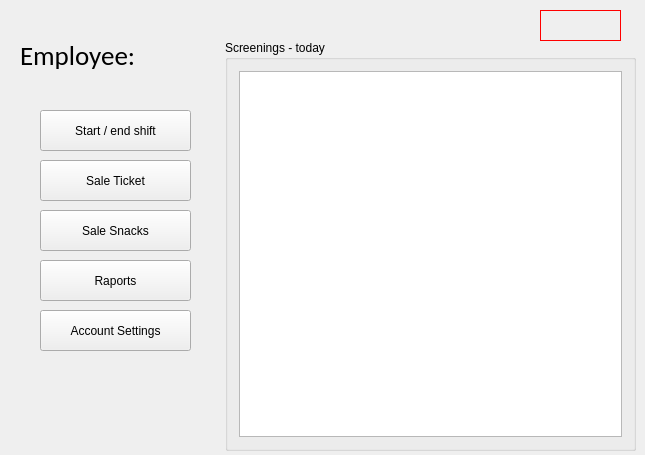
This is EmployeePage.ui in JustKoshi/QTCinemaProject as Qt 5 draws it before an edit. The edited form follows.
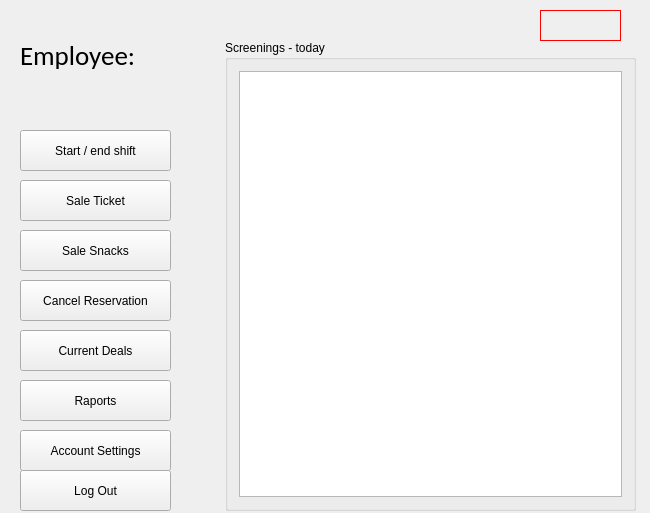
This is the edited form.

Commit message: Cancel Reservation functionality completed

Diff of the .ui file:
```diff
--- a/EmployeePage.ui
+++ b/EmployeePage.ui
@@ -6,8 +6,8 @@
    <rect>
     <x>0</x>
     <y>0</y>
-    <width>645</width>
-    <height>455</height>
+    <width>650</width>
+    <height>513</height>
    </rect>
   </property>
   <property name="windowTitle">
@@ -20,8 +20,8 @@
    <widget class="QPushButton" name="pushButton_checkOut">
     <property name="geometry">
      <rect>
-      <x>40</x>
-      <y>110</y>
+      <x>20</x>
+      <y>130</y>
       <width>151</width>
       <height>41</height>
      </rect>
@@ -75,8 +75,8 @@
    <widget class="QPushButton" name="pushButton_ticket_sale">
     <property name="geometry">
      <rect>
-      <x>40</x>
-      <y>160</y>
+      <x>20</x>
+      <y>180</y>
       <width>151</width>
       <height>41</height>
      </rect>
@@ -96,7 +96,7 @@
       <x>225</x>
       <y>40</y>
       <width>411</width>
-      <height>411</height>
+      <height>471</height>
      </rect>
     </property>
     <property name="title">
@@ -111,8 +111,8 @@
    <widget class="QPushButton" name="pushButton_snack_sale">
     <property name="geometry">
      <rect>
-      <x>40</x>
-      <y>210</y>
+      <x>20</x>
+      <y>230</y>
       <width>151</width>
       <height>41</height>
      </rect>
@@ -129,8 +129,8 @@
    <widget class="QPushButton" name="pushButton_account_settings">
     <property name="geometry">
      <rect>
-      <x>40</x>
-      <y>310</y>
+      <x>20</x>
+      <y>430</y>
       <width>151</width>
       <height>41</height>
      </rect>
@@ -147,8 +147,8 @@
    <widget class="QPushButton" name="pushButton_raports">
     <property name="geometry">
      <rect>
-      <x>40</x>
-      <y>260</y>
+      <x>20</x>
+      <y>380</y>
       <width>151</width>
       <height>41</height>
      </rect>
@@ -162,6 +162,60 @@
      <string>Raports</string>
     </property>
    </widget>
+   <widget class="QPushButton" name="pushButton_raports_2">
+    <property name="geometry">
+     <rect>
+      <x>20</x>
+      <y>330</y>
+      <width>151</width>
+      <height>41</height>
+     </rect>
+    </property>
+    <property name="font">
+     <font>
+      <pointsize>9</pointsize>
+     </font>
+    </property>
+    <property name="text">
+     <string>Current Deals</string>
+    </property>
+   </widget>
+   <widget class="QPushButton" name="pushButton_cancel_reservation">
+    <property name="geometry">
+     <rect>
+      <x>20</x>
+      <y>280</y>
+      <width>151</width>
+      <height>41</height>
+     </rect>
+    </property>
+    <property name="font">
+     <font>
+      <pointsize>9</pointsize>
+     </font>
+    </property>
+    <property name="text">
+     <string>Cancel Reservation</string>
+    </property>
+   </widget>
+   <widget class="QPushButton" name="pushButton_screeningManager_3">
+    <property name="geometry">
+     <rect>
+      <x>20</x>
+      <y>470</y>
+      <width>151</width>
+      <height>41</height>
+     </rect>
+    </property>
+    <property name="font">
+     <font>
+      <pointsize>9</pointsize>
+     </font>
+    </property>
+    <property name="text">
+     <string>Log Out</string>
+    </property>
+   </widget>
   </widget>
  </widget>
  <layoutdefault spacing="6" margin="11"/>
```
The commit also changes 19 other files.
